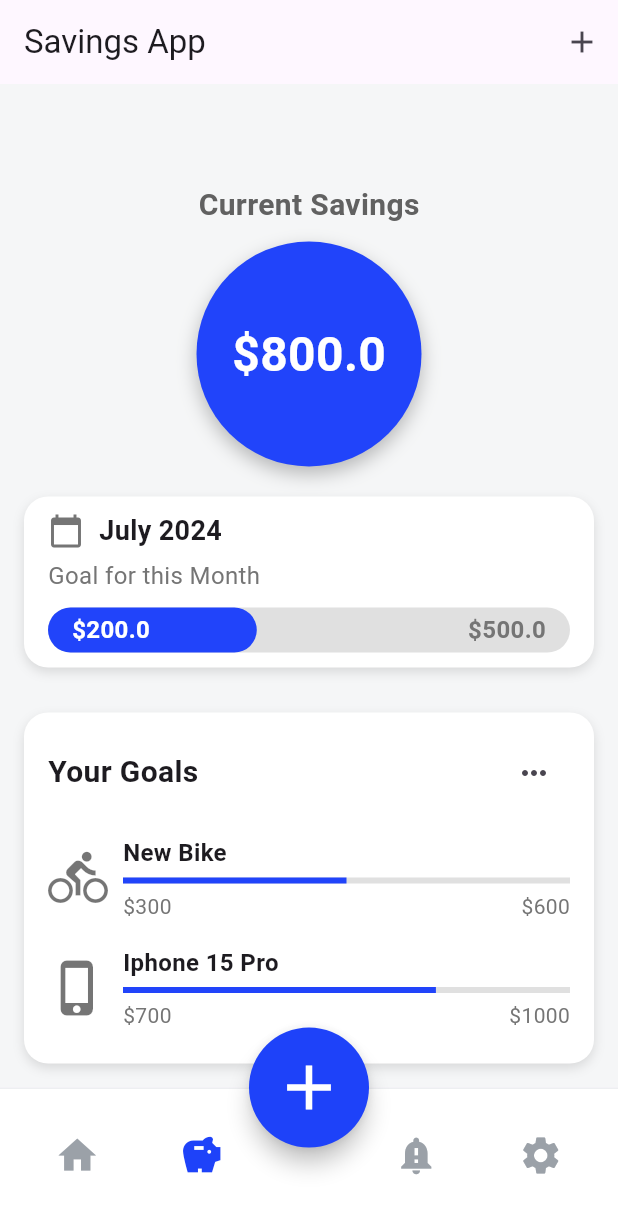
After one commit to KarrinPaola/MoneyManager, a Flutter app: the screen it shows once a user with an empty profile is signed in, item 2 of the bottom bar chosen, on a phone screen of 412 x 824 dp. The commit adds this screen. Shown: the top 1214 px of the screen. Run offline on Flutter 3.47's test engine with Material 3 defaults, Android fonts, the phone set to English and light mode, and no system bars; our stand-ins replace cloud_firestore, firebase_auth, firebase_core, google_sign_in, table_calendar; accounts and stored records are empty.

Commit message:
thêm trang screen saving

```diff
--- a/lib/Overview/Saving/add_goal/goal/add_goals.dart
+++ b/lib/Overview/Saving/add_goal/goal/add_goals.dart
@@ -1,6 +1,7 @@
 import 'package:back_up/Overview/Saving/add_goal/ch%E1%BB%A9c%20n%C4%83ng/deadlinefield.dart';
 import 'package:back_up/Overview/Saving/add_goal/ch%E1%BB%A9c%20n%C4%83ng/textfields.dart';
 import 'package:back_up/Overview/Saving/add_goal/goal/contribute_type.dart';
+import 'package:back_up/Overview/Saving/screen/main.dart';
 import 'package:flutter/material.dart';
 
 class AddGoals extends StatefulWidget {
@@ -34,6 +35,15 @@ class _AddGoalsState extends State<AddGoals> {
       appBar: AppBar(
         backgroundColor: Colors.white,
         centerTitle: true,
+        leading: IconButton(
+        icon: const Icon(Icons.arrow_back, color: Colors.black),
+        onPressed: () {
+          Navigator.push(
+            context,
+            MaterialPageRoute(builder: (context) => Screen(),),
+          ); // Quay lại màn hình trước đó
+    },
+  ),
         title: const Text(
           'Add Goal',
           style: TextStyle(
--- /dev/null
+++ b/lib/Overview/Saving/screen/main.dart
@@ -0,0 +1,75 @@
+import 'package:back_up/Overview/Saving/add_goal/goal/add_goals.dart';
+import 'package:flutter/material.dart';
+
+import 'screens/goals_screen.dart';
+import 'widgets/goals_widget.dart';
+import 'widgets/savings_widget.dart';
+
+void main() {
+  runApp(Screen());
+}
+
+class Screen extends StatelessWidget {
+  @override
+  Widget build(BuildContext context) {
+    return MaterialApp(
+      title: 'Savings App',
+      theme: ThemeData(
+        primarySwatch: Colors.blue,
+        scaffoldBackgroundColor:
+            Color(0xFFFFFFFF), // Màu nền toàn bộ là #FFFFFF
+      ),
+      home: SavingsHomeScreen(),
+    );
+  }
+}
+
+class SavingsHomeScreen extends StatelessWidget {
+  @override
+  Widget build(BuildContext context) {
+    return Scaffold(
+      appBar: AppBar(
+        title: Text('Savings App'),
+        actions: [
+          IconButton(
+            icon: Icon(Icons.add), // Biểu tượng dấu cộng
+            onPressed: () {
+              Navigator.push(
+                context,
+                MaterialPageRoute(builder: (context) => AddGoals()),
+              );
+            },
+          ),
+        ],
+      ),
+      backgroundColor: Color(0xFFF5F6F7), // Màu nền trắng
+      body: Padding(
+        padding: const EdgeInsets.all(16.0),
+        child: Column(
+          crossAxisAlignment: CrossAxisAlignment.start,
+          children: [
+            SizedBox(height: 50), // Khoảng cách phía trên
+            Center(
+              child: SavingsWidget(currentSavings: 800), // Giao diện tiết kiệm
+            ),
+            SizedBox(height: 30),
+            Expanded(
+              child: GoalsWidget(
+                goals: [
+                  {'name': 'New Bike', 'saved': 300, 'goal': 600},
+                  {'name': 'Iphone 15 Pro', 'saved': 700, 'goal': 1000},
+                ],
+                onMoreGoalsTap: () {
+                  Navigator.push(
+                    context,
+                    MaterialPageRoute(builder: (context) => GoalsScreen()),
+                  );
+                },
+              ),
+            ),
+          ],
+        ),
+      ),
+    );
+  }
+}
--- /dev/null
+++ b/lib/Overview/Saving/screen/screens/goals_screen.dart
@@ -0,0 +1,23 @@
+import 'package:flutter/material.dart';
+import '../widgets/goal_item.dart';
+
+class GoalsScreen extends StatelessWidget {
+  @override
+  Widget build(BuildContext context) {
+    final allGoals = [
+      {'name': 'New Bike', 'saved': 300, 'goal': 600},
+      {'name': 'Iphone 15 Pro', 'saved': 700, 'goal': 1000},
+      // Thêm các mục tiêu khác
+    ];
+
+    return Scaffold(
+      appBar: AppBar(
+        title: Text('All Goals'),
+      ),
+      body: ListView(
+        padding: EdgeInsets.all(16.0),
+        children: allGoals.map((goal) => GoalItem(goal: goal)).toList(),
+      ),
+    );
+  }
+}
--- /dev/null
+++ b/lib/Overview/Saving/screen/widgets/goal_item.dart
@@ -0,0 +1,63 @@
+import 'package:flutter/material.dart';
+
+class GoalItem extends StatelessWidget {
+  final Map<String, dynamic> goal;
+
+  GoalItem({required this.goal});
+
+  @override
+  Widget build(BuildContext context) {
+    double progress = goal['saved'] / goal['goal'];
+
+    // Lựa chọn icon dựa trên tên mục tiêu
+    IconData icon;
+    if (goal['name'] == 'New Bike') {
+      icon = Icons.directions_bike; // Icon bike
+    } else if (goal['name'] == 'Iphone 15 Pro') {
+      icon = Icons.phone_iphone; // Icon điện thoại
+    } else {
+      icon = Icons.help_outline; // Icon mặc định nếu không khớp
+    }
+
+    return Padding(
+      padding: const EdgeInsets.symmetric(vertical: 8.0),
+      child: Row(
+        children: [
+          // Hiển thị icon mục tiêu
+          Icon(icon, size: 40, color: Colors.black54),
+          SizedBox(width: 10),
+          Expanded(
+            child: Column(
+              crossAxisAlignment: CrossAxisAlignment.start,
+              children: [
+                // Hiển thị tên mục tiêu
+                Text(
+                  goal['name'],
+                  style: TextStyle(fontSize: 16, fontWeight: FontWeight.bold),
+                ),
+                SizedBox(height: 5),
+                // Thanh tiến độ
+                LinearProgressIndicator(
+                  value: progress,
+                  backgroundColor: Colors.grey[300],
+                  color: Color(0xFF2144FA),
+                ),
+                SizedBox(height: 5),
+                // Hiển thị số tiền đã tiết kiệm và mục tiêu
+                Row(
+                  mainAxisAlignment: MainAxisAlignment.spaceBetween,
+                  children: [
+                    Text('\$${goal['saved']}',
+                        style: TextStyle(color: Colors.grey.shade600)),
+                    Text('\$${goal['goal']}',
+                        style: TextStyle(color: Colors.grey.shade600)),
+                  ],
+                ),
+              ],
+            ),
+          ),
+        ],
+      ),
+    );
+  }
+}
--- /dev/null
+++ b/lib/Overview/Saving/screen/widgets/goals_widget.dart
@@ -0,0 +1,54 @@
+import 'package:flutter/material.dart';
+import 'goal_item.dart';
+
+class GoalsWidget extends StatelessWidget {
+  final List<Map<String, dynamic>> goals;
+  final VoidCallback onMoreGoalsTap;
+
+  GoalsWidget({required this.goals, required this.onMoreGoalsTap});
+
+  @override
+  Widget build(BuildContext context) {
+    return Expanded(
+      child: Container(
+        padding: EdgeInsets.all(16),
+        decoration: BoxDecoration(
+          color: Colors.white,
+          borderRadius: BorderRadius.circular(16),
+          boxShadow: [
+            BoxShadow(
+              color: Colors.black12,
+              blurRadius: 6,
+              offset: Offset(0, 3),
+            ),
+          ],
+        ),
+        child: Column(
+          crossAxisAlignment: CrossAxisAlignment.start,
+          children: [
+            Row(
+              mainAxisAlignment: MainAxisAlignment.spaceBetween,
+              children: [
+                Text(
+                  'Your Goals',
+                  style: TextStyle(
+                    fontSize: 20,
+                    fontWeight: FontWeight.bold,
+                  ),
+                ),
+                IconButton(
+                  icon: Icon(Icons.more_horiz),
+                  onPressed: onMoreGoalsTap,
+                ),
+              ],
+            ),
+            SizedBox(height: 10),
+            Column(
+              children: goals.map((goal) => GoalItem(goal: goal)).toList(),
+            ),
+          ],
+        ),
+      ),
+    );
+  }
+}
--- /dev/null
+++ b/lib/Overview/Saving/screen/widgets/savings_widget.dart
@@ -0,0 +1,166 @@
+import 'package:flutter/material.dart';
+
+class SavingsWidget extends StatelessWidget {
+  final double currentSavings;
+
+  SavingsWidget({required this.currentSavings});
+
+  @override
+  Widget build(BuildContext context) {
+    double savedAmount = 200;
+    double goalAmount = 500;
+
+    return Column(
+      children: [
+        // Phần chữ "Current Savings"
+        Text(
+          'Current Savings',
+          style: TextStyle(
+            fontSize: 20,
+            fontWeight: FontWeight.bold,
+            color: Colors.grey.shade700,
+          ),
+        ),
+        SizedBox(height: 10),
+        // Hình tròn hiển thị số tiền với bóng đổ và màu sắc tùy chỉnh
+        Container(
+          width: 150,
+          height: 150,
+          decoration: BoxDecoration(
+            shape: BoxShape.circle,
+            color: Color(0xFF2144FA), // Màu mới
+            boxShadow: [
+              BoxShadow(
+                color: Colors.black26, // Màu bóng đổ nhẹ
+                blurRadius: 10,
+                offset: Offset(0, 5), // Đổ bóng nhẹ xuống dưới
+              ),
+            ],
+          ),
+          child: Center(
+            child: Text(
+              '\$$currentSavings',
+              style: TextStyle(
+                fontSize: 32,
+                fontWeight: FontWeight.bold,
+                color: Colors.white, // Chữ trắng nổi bật
+              ),
+            ),
+          ),
+        ),
+        SizedBox(height: 20),
+        // Mục tiêu tháng với thanh trượt lớn hơn
+        Container(
+          padding: EdgeInsets.symmetric(horizontal: 16, vertical: 10),
+          decoration: BoxDecoration(
+            color: Colors.white, // Màu trắng cho widget
+            borderRadius: BorderRadius.circular(16),
+            boxShadow: [
+              BoxShadow(
+                color: Colors.black12,
+                blurRadius: 6,
+                offset: Offset(0, 3), // Đổ bóng nhẹ cho widget
+              ),
+            ],
+          ),
+          child: Column(
+            children: [
+              Row(
+                mainAxisAlignment: MainAxisAlignment.spaceBetween,
+                children: [
+                  Row(
+                    children: [
+                      Icon(Icons.calendar_today, color: Colors.grey.shade600),
+                      SizedBox(width: 10),
+                      Text(
+                        'July 2024',
+                        style: TextStyle(
+                          fontSize: 18,
+                          fontWeight: FontWeight.bold,
+                        ),
+                      ),
+                    ],
+                  ),
+                ],
+              ),
+              SizedBox(height: 5),
+              Align(
+                alignment: Alignment.centerLeft,
+                child: Text(
+                  'Goal for this Month',
+                  style: TextStyle(
+                    fontSize: 16,
+                    color: Colors.grey.shade600,
+                  ),
+                ),
+              ),
+              SizedBox(height: 10),
+              Stack(
+                children: [
+                  // Thanh trượt lớn hơn
+                  Container(
+                    height: 30, // Tăng chiều cao của thanh trượt
+                    decoration: BoxDecoration(
+                      color: Colors.grey[300], // Màu nền thanh trượt
+                      borderRadius:
+                          BorderRadius.circular(16), // Bo góc cho thanh trượt
+                    ),
+                    child: Row(
+                      children: [
+                        Expanded(
+                          flex: savedAmount.toInt(),
+                          child: Container(
+                            decoration: BoxDecoration(
+                              color: Color(
+                                  0xFF2144FA), // Màu của phần đã tiết kiệm
+                              borderRadius: BorderRadius.circular(16),
+                            ),
+                          ),
+                        ),
+                        Expanded(
+                          flex: (goalAmount - savedAmount).toInt(),
+                          child: Container(), // Phần chưa đạt mục tiêu
+                        ),
+                      ],
+                    ),
+                  ),
+                  // Hiển thị giá trị hiện tại và mục tiêu
+                  Positioned.fill(
+                    child: Row(
+                      mainAxisAlignment: MainAxisAlignment.spaceBetween,
+                      children: [
+                        Padding(
+                          padding: const EdgeInsets.symmetric(horizontal: 16.0),
+                          child: Text(
+                            '\$$savedAmount',
+                            style: TextStyle(
+                              fontSize: 16,
+                              fontWeight: FontWeight.bold,
+                              color: Colors.white, // Màu chữ trắng
+                            ),
+                          ),
+                        ),
+                        Padding(
+                          padding: const EdgeInsets.symmetric(horizontal: 16.0),
+                          child: Text(
+                            '\$$goalAmount',
+                            style: TextStyle(
+                              fontSize: 16,
+                              fontWeight: FontWeight.bold,
+                              color:
+                                  Colors.grey.shade600, // Màu chữ của mục tiêu
+                            ),
+                          ),
+                        ),
+                      ],
+                    ),
+                  ),
+                ],
+              ),
+            ],
+          ),
+        ),
+      ],
+    );
+  }
+}
--- a/lib/Overview/myOverView.dart
+++ b/lib/Overview/myOverView.dart
@@ -1,5 +1,4 @@
 import 'dart:ui';
-
 
 import 'package:flutter/material.dart';
 
@@ -7,7 +6,7 @@ import 'Add/Total Expense/add_expense.dart';
 import 'Add/Total Income/add_income.dart';
 import 'Home/home.dart';
 import 'Notification/notification.dart';
-import 'Saving/saving.dart';
+import 'Saving/screen/main.dart';
 import 'Set Reminder/ser_reminder.dart';
 import 'button_add.dart';
 
@@ -23,11 +22,11 @@ class _MyOverviewState extends State<MyOverview> {
   int _selectedTab = 0;
   bool _isMenuVisible = false;
 
-  static const List<Widget> _widgetList = <Widget>[
-    OverviewHome(),
-    OverviewSaving(),
-    OverviewNotification(),
-    OverviewSetReminder()
+  static List<Widget> _widgetList = <Widget>[
+    const OverviewHome(),
+    Screen(),
+    const OverviewNotification(),
+    const OverviewSetReminder()
   ];
 
   void _onItemTapped(int index) {
```
